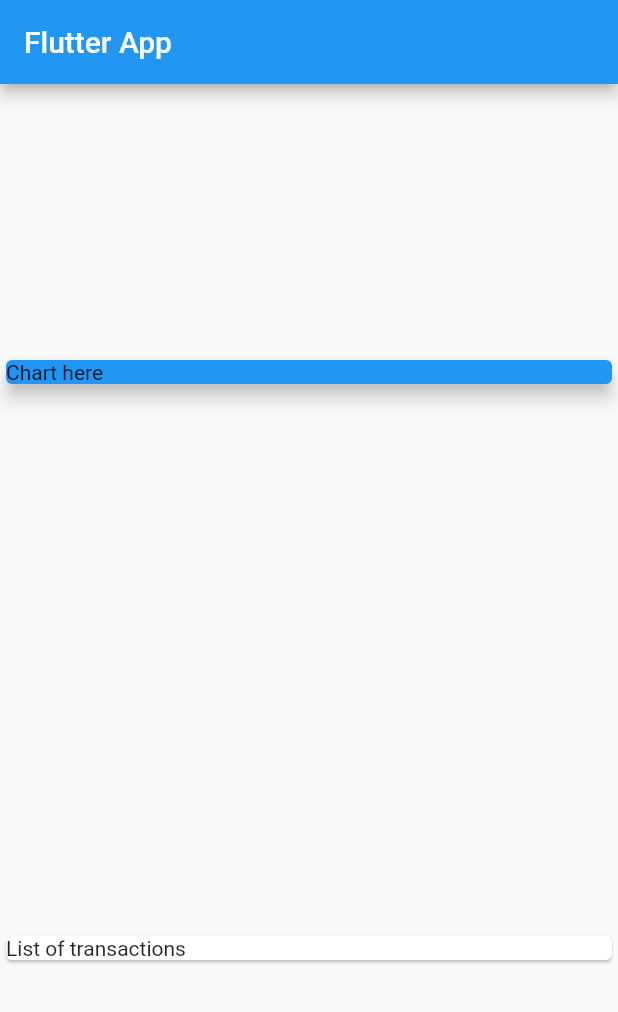
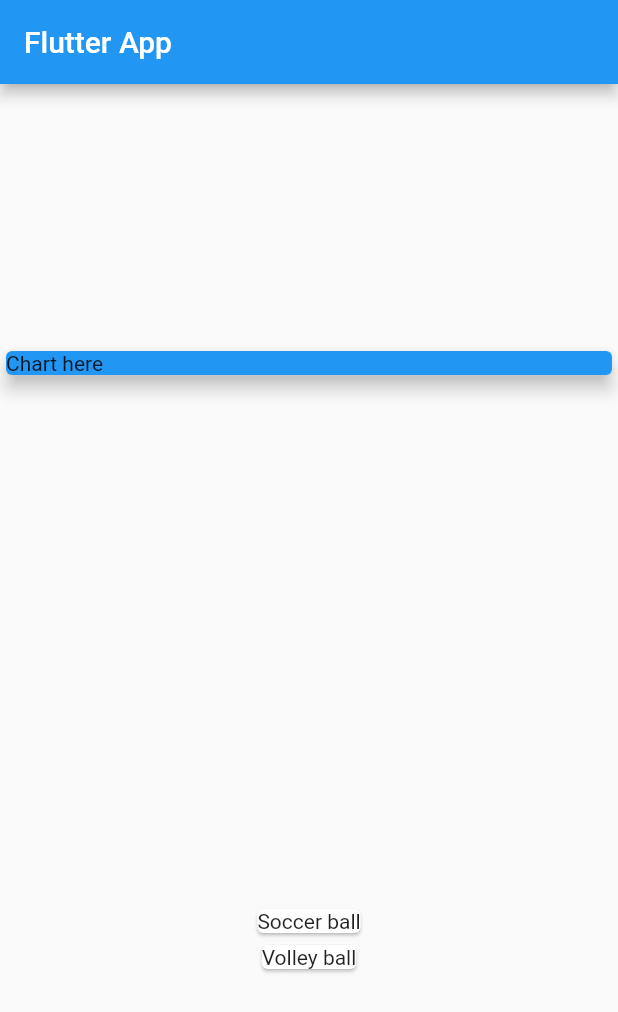
Before and after one commit to fvvsantana/learningFlutter, a Flutter app: the screen it shows after launch, on a phone screen of 412 x 824 dp. Shown: the top 1012 px of the screen. Run offline on Flutter 3.47's test engine with Material 2 defaults, Android fonts, the phone set to English and light mode, and no system bars.

Commit message:
74. Mapping Data Into Widgets

```diff
--- a/personal_expenses/lib/main.dart
+++ b/personal_expenses/lib/main.dart
@@ -14,7 +14,7 @@ class MyApp extends StatelessWidget {
 }
 
 class MyHomePage extends StatelessWidget {
-  final List<Transaction> transations = [
+  final List<Transaction> _transactions = [
     Transaction(
       id: 't1',
       title: 'Soccer ball',
@@ -47,8 +47,12 @@ class MyHomePage extends StatelessWidget {
               elevation: 5,
             ),
           ),
-          Card(
-            child: Text('List of transactions'),
+          Column(
+            children: _transactions
+                .map((tx) => Card(
+                      child: Text(tx.title),
+                    ))
+                .toList(),
           ),
         ],
       ),
```
